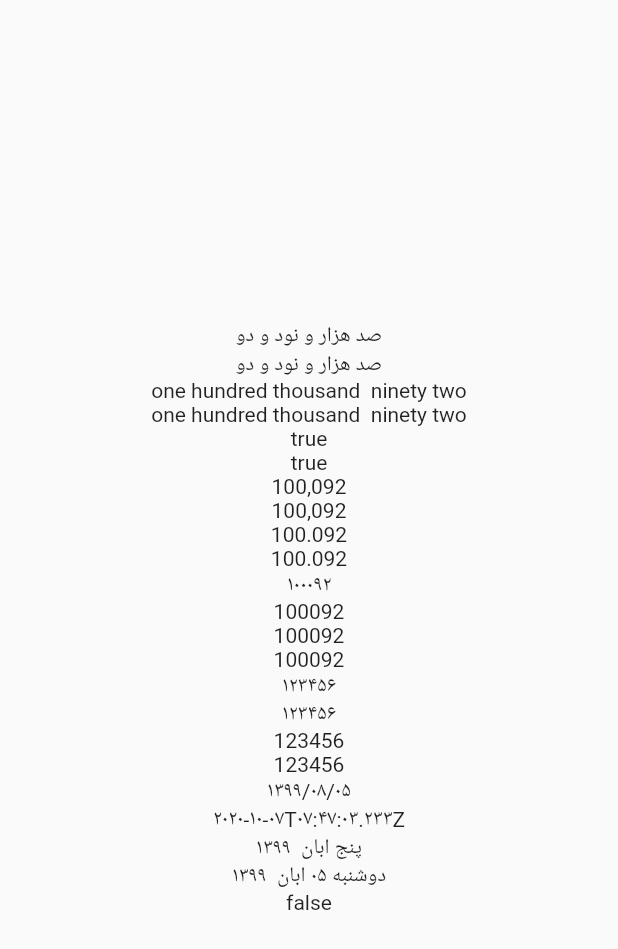
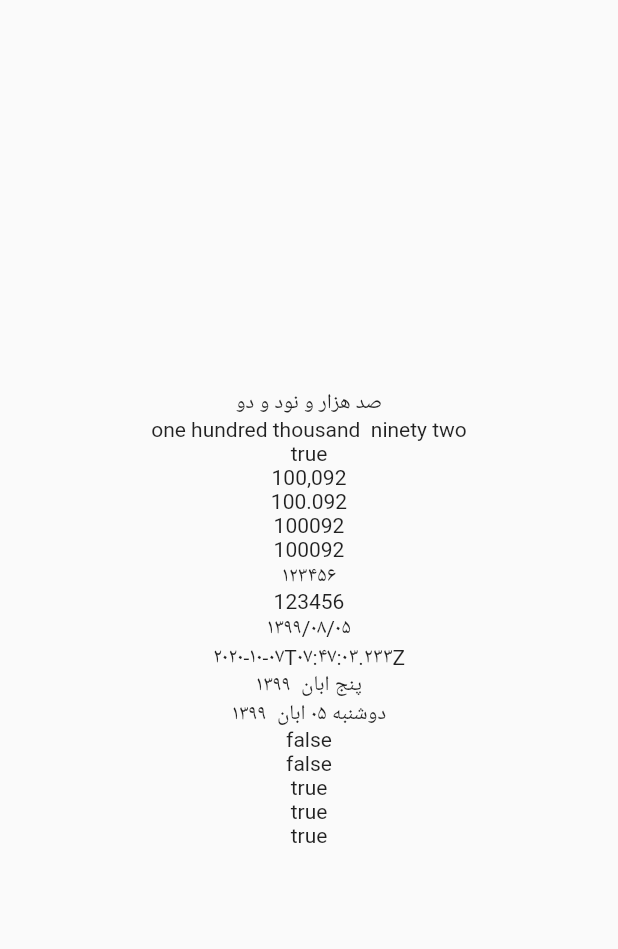
Before and after one commit to mehdi-nemati/persian_number_utility, a Flutter app: the screen it shows after launch, on a phone screen of 412 x 824 dp. Shown: the top 949 px of the screen. Run offline on Flutter 3.47's test engine with Material 2 defaults, Android fonts, the phone set to English and light mode, and no system bars.

Commit message:
Iranian mobile number validator added

```diff
--- a/example/lib/main.dart
+++ b/example/lib/main.dart
@@ -30,55 +30,54 @@ class NumToStr extends StatelessWidget {
       mainAxisSize: MainAxisSize.max,
       children: <Widget>[
         //تبدیل عدد به حروف فارسی - convert number to persian (farsi) letter
-        Text(NumberUtility.toWord(number, NumStrLanguage.Farsi)),//صد هزار و نود و دو
-        Text(number.toWord()),//صد هزار و نود و دو
+        Text(number.toWord()), //صد هزار و نود و دو
 
         //تبدیل عدد به حروف انگلیسی - convert number to english letter
-        Text(NumberUtility.toWord(number, NumStrLanguage.English)),//one hundred thousand ninety two
-        Text(number.toWord(lang: NumStrLanguage.English)),//one hundred thousand ninety two
+        Text(number.toWord(
+            lang: NumStrLanguage.English)), //one hundred thousand ninety two
 
         //رشته ورودی عددی هست یا نه - string is numeric or not
-        Text(NumberUtility.isNumeric(number).toString()),//true
-        Text(number.isNumeric().toString()),//true
+        Text(number.isNumeric().toString()), //true
 
         //جدا سازی سه رقمی ارقام با ویرگول - separate an integer by comma for every three digits
-        Text(NumberUtility.seRagham(number)),//100,092
-        Text(number.seRagham()),//100,092
+        Text(number.seRagham()), //100,092
 
         //جدا سازی سه رقمی ارقام با علامت انتخابی - separate an integer by custom character for every three digits
-        Text(NumberUtility.seRagham(number, separator: ".")),//100.092
-        Text(number.seRagham(separator: ".")),//100.092
+        Text(number.seRagham(separator: ".")), //100.092
 
         //تبدیل اعداد انگلیسی به فارسی - convert english digit to persian digit
-        Text(NumberUtility.changeDigit(number, NumStrLanguage.Farsi)),//123456789 to ۱۲۳۴۵۶۷۸۹
-        Text(number.toEnglishDigit()),//123456789 to ۱۲۳۴۵۶۷۸۹
+        Text(number.toEnglishDigit()), //123456789 to ۱۲۳۴۵۶۷۸۹
 
         //تبدیل اعداد فارسی یا عربی به انگلیسی - convert persian/arabic digit to english digit
-        Text(NumberUtility.changeDigit(number, NumStrLanguage.English)),//۱۲۳۴۵۶۷۸۹ to 123456789
-        Text(number.toEnglishDigit()),//۱۲۳۴۵۶۷۸۹ to 123456789
+        Text(number.toEnglishDigit()), //۱۲۳۴۵۶۷۸۹ to 123456789
 
         //جدا سازی اعداد از رشته - extract number from string
-        Text(NumberUtility.extractNumber("123456+.abc", NumStrLanguage.Farsi)),//۱۲۳۴۵۶
-        Text("123456+.abc".extractNumber()),//۱۲۳۴۵۶
+        Text("123456+.abc".extractNumber()), //۱۲۳۴۵۶
 
         //جدا سازی اعداد از رشته - extract number from string
-        Text(NumberUtility.extractNumber("number123456اب ج -", NumStrLanguage.English)),//123456
-        Text("number123456اب ج -".extractNumber(toDigit: NumStrLanguage.English)),//123456
+        Text("number123456اب ج -"
+            .extractNumber(toDigit: NumStrLanguage.English)), //123456
 
-
-         //تبدیل تاریخ میلادی به تاریخ شمسی
-        Text(DateTime.now().toPersianDate()),//۱۳۹۹/۰۷/۱۶
+        //تبدیل تاریخ میلادی به تاریخ شمسی
+        Text(DateTime.now().toPersianDate()), //۱۳۹۹/۰۷/۱۶
 
         //تبدیل تاریخ میلادی به تاریخ شمسی از متن
-        Text("2020-10-07T07:47:03.233Z".toPersianDigit()),//۱۳۹۹/۰۷/۱۶
+        Text("2020-10-07T07:47:03.233Z".toPersianDigit()), //۱۳۹۹/۰۷/۱۶
 
         //تبدیل تاریخ میلادی به متن تاریخ شمسی
-        Text(DateTime.now().toPersianDateStr(strDay: true,strMonth: true)),// شانزده مهر  ۱۳۹۹
-        Text(DateTime.now().toPersianDateStr(showDayStr: true)),//چهارشنبه ۱۶ مهر  ۱۳۹۹
+        Text(DateTime.now().toPersianDateStr(
+            strDay: true, strMonth: true)), // شانزده مهر  ۱۳۹۹
+        Text(DateTime.now()
+            .toPersianDateStr(showDayStr: true)), //چهارشنبه ۱۶ مهر  ۱۳۹۹
 
         //صحیح بودن کد ملی ایرانیان - Checking the validity of the Iranian National Code
         Text('1234567890'.isValidIranianNationalCode().toString()), // false
 
+        //بررسی صحیح بودن شماره موبایل ایرانیان - Checking the validity of the Iranian mobile number
+        Text('12345678901'.isValidIranianMobileNumber().toString()), // false
+        Text('09353391994'.isValidIranianMobileNumber().toString()), // true
+        Text('+989353391994'.isValidIranianMobileNumber().toString()), // true
+        Text('00989353391994'.isValidIranianMobileNumber().toString()) // true
       ],
     )));
   }
--- a/lib/src/extensions.dart
+++ b/lib/src/extensions.dart
@@ -1,3 +1,5 @@
+import 'package:persian_number_utility/src/validators/regexValidators.dart';
+
 import 'dateClass.dart';
 import 'enums.dart';
 import 'methods.dart';
@@ -76,6 +78,11 @@ extension StringExtensions on String {
   bool isValidIranianNationalCode() {
     return NationalCode.isValidNationalCode(this);
   }
+
+  //صحیح بودن شماره موبایل ایرانیان
+  bool isValidIranianMobileNumber() {
+    return RegexValidators.isValidIranianMobileNumber(this);
+  }
 }
 
 extension PersianDateTimeExtensions on DateTime {
--- /dev/null
+++ b/lib/src/validators/regexValidators.dart
@@ -0,0 +1,12 @@
+class RegexValidators {
+  ///بررسی صحیح بودن شماره موبایل ایرانیان
+  static bool isValidIranianMobileNumber(String inputString) {
+    if (inputString == null || inputString.isEmpty) {
+      return false;
+    }
+    var regex = RegExp(
+        r'^(((98)|(\+98)|(0098)|0)(9){1}((1)|(3)|(9)|(2)){1}[0-9]{8})+$',
+        caseSensitive: false);
+    return regex.hasMatch(inputString);
+  }
+}
--- a/pubspec.yaml
+++ b/pubspec.yaml
@@ -1,6 +1,6 @@
 name: persian_number_utility
 description: A Flutter Package for convert number to English or Persian(Farsi) letter and convert Miladi to Persian Date(Jalali/Shamsi date)
-version: 0.2.4
+version: 0.2.5
 homepage: https://github.com/mehdi-nemati/persian_number_utility
 
 environment:
```
Also changed, not shown: screenshot.png, 2 other files.
